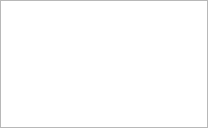
First picture: the form in studio/docks/node_tree.ui, repository caryoscelus/rainynite-studio, before the edit.
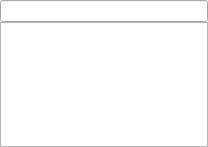
Second picture: the form after the edit.

Commit message:
Naive node tree filtering
refs #31

```diff
--- a/studio/docks/node_tree.ui
+++ b/studio/docks/node_tree.ui
@@ -7,14 +7,14 @@
     <x>0</x>
     <y>0</y>
     <width>208</width>
-    <height>128</height>
+    <height>147</height>
    </rect>
   </property>
   <property name="windowTitle">
    <string>&amp;Node Tree</string>
   </property>
   <widget class="QWidget" name="dockWidgetContents">
-   <layout class="QHBoxLayout" name="horizontalLayout">
+   <layout class="QVBoxLayout" name="verticalLayout">
     <property name="spacing">
      <number>0</number>
     </property>
@@ -30,6 +30,13 @@
     <property name="bottomMargin">
      <number>0</number>
     </property>
+    <item>
+     <widget class="QLineEdit" name="filter">
+      <property name="clearButtonEnabled">
+       <bool>true</bool>
+      </property>
+     </widget>
+    </item>
     <item>
      <widget class="QTreeView" name="tree_view">
       <property name="autoScroll">
```
The commit also changes 2 other files.
